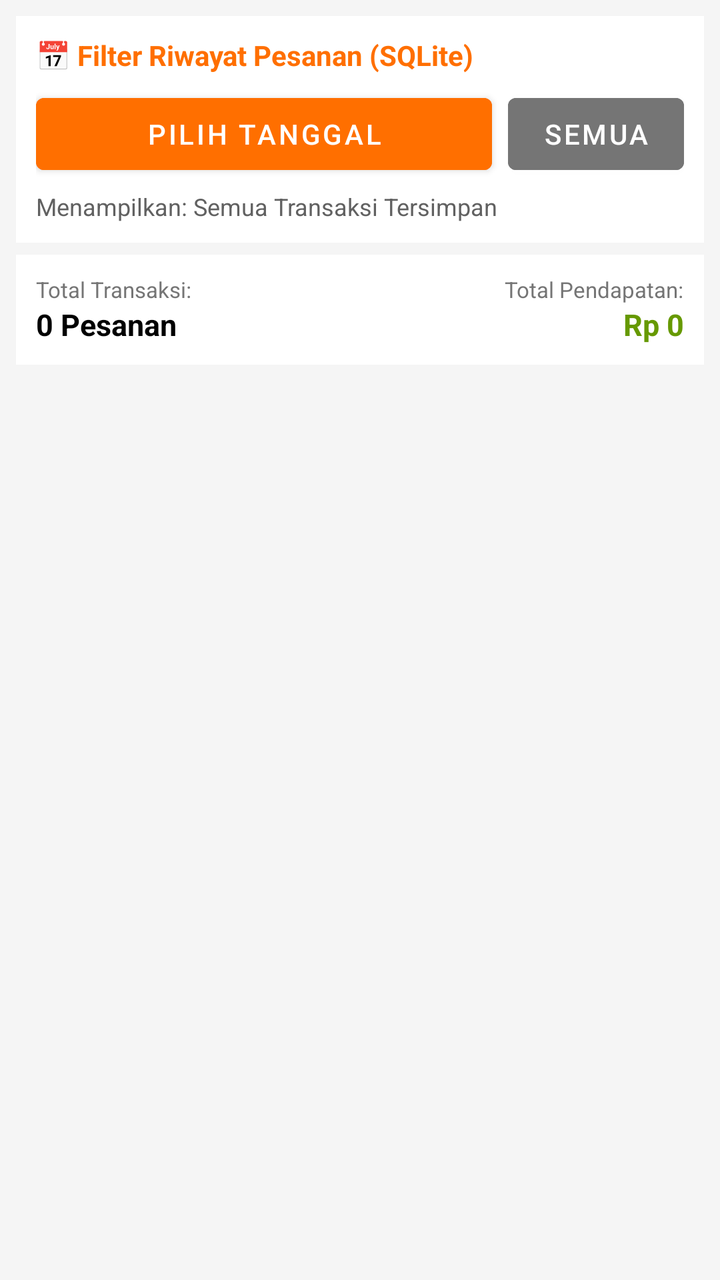
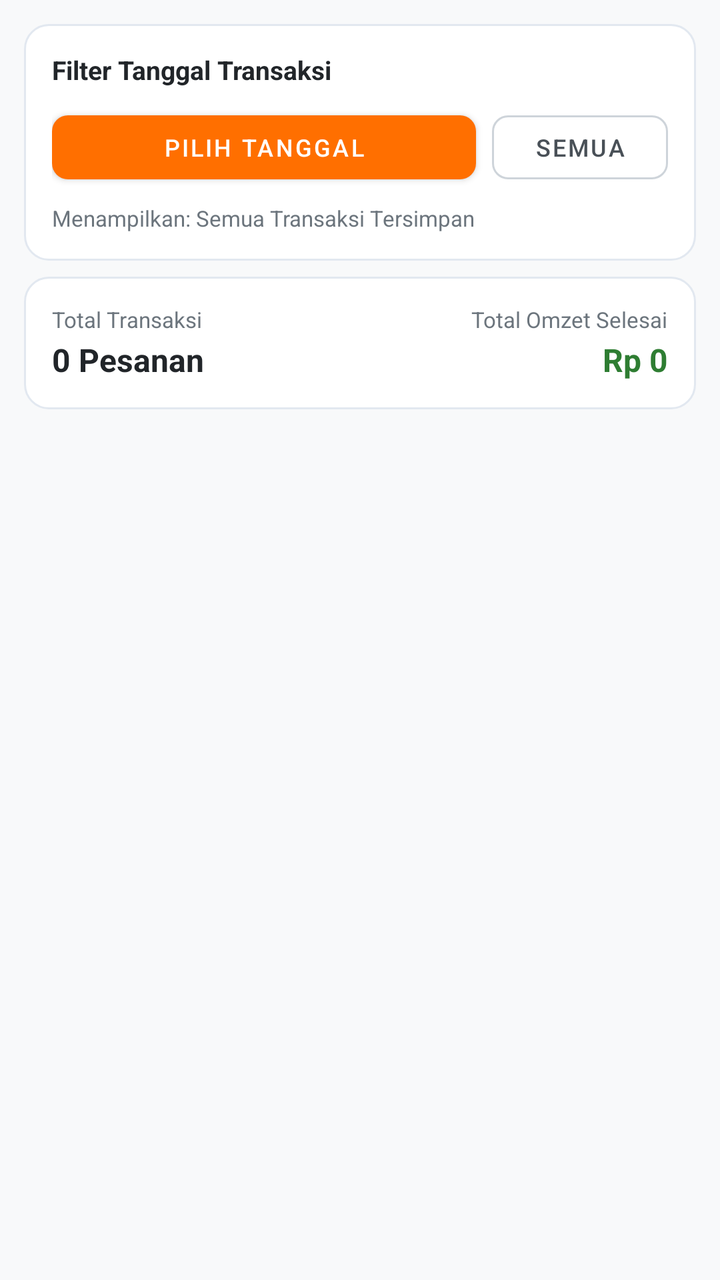

Before-and-after screenshots of an Android layout around one commit, followed by the original layout XML and the change that was made.
<!-- AndroidManifest.xml: application theme Theme.Material3.Light -->
<!-- res/layout/fragment_riwayat.xml -->
<?xml version="1.0" encoding="utf-8"?>
<LinearLayout xmlns:android="http://schemas.android.com/apk/res/android"
    android:layout_width="match_parent"
    android:layout_height="match_parent"
    android:orientation="vertical"
    android:background="@color/background"
    android:padding="8dp">

    
    <LinearLayout
        android:layout_width="match_parent"
        android:layout_height="wrap_content"
        android:orientation="vertical"
        android:background="@color/surface"
        android:padding="10dp">

        <TextView
            android:layout_width="wrap_content"
            android:layout_height="wrap_content"
            android:text="📅 Filter Riwayat Pesanan (SQLite)"
            android:textStyle="bold"
            android:textColor="@color/primary"
            android:textSize="14sp" />

        <LinearLayout
            android:layout_width="match_parent"
            android:layout_height="wrap_content"
            android:orientation="horizontal"
            android:layout_marginTop="6dp">

            <Button
                android:id="@+id/btnPilihTanggal"
                android:layout_width="0dp"
                android:layout_height="wrap_content"
                android:layout_weight="1"
                android:text="Pilih Tanggal"
                android:backgroundTint="@color/primary" />

            <Button
                android:id="@+id/btnResetTanggal"
                android:layout_width="wrap_content"
                android:layout_height="wrap_content"
                android:layout_marginStart="8dp"
                android:text="Semua"
                android:backgroundTint="#757575" />
        </LinearLayout>

        <TextView
            android:id="@+id/txFilterInfo"
            android:layout_width="wrap_content"
            android:layout_height="wrap_content"
            android:text="Menampilkan: Semua Transaksi Tersimpan"
            android:textSize="12sp"
            android:textColor="#616161"
            android:layout_marginTop="4dp" />
    </LinearLayout>

    
    <LinearLayout
        android:layout_width="match_parent"
        android:layout_height="wrap_content"
        android:orientation="horizontal"
        android:background="@color/surface"
        android:padding="10dp"
        android:layout_marginTop="6dp">

        <LinearLayout
            android:layout_width="0dp"
            android:layout_height="wrap_content"
            android:layout_weight="1"
            android:orientation="vertical">

            <TextView
                android:layout_width="wrap_content"
                android:layout_height="wrap_content"
                android:text="Total Transaksi:"
                android:textSize="11sp"
                android:textColor="#757575" />

            <TextView
                android:id="@+id/txCountRiwayat"
                android:layout_width="wrap_content"
                android:layout_height="wrap_content"
                android:text="0 Pesanan"
                android:textStyle="bold"
                android:textSize="15sp"
                android:textColor="@color/black" />
        </LinearLayout>

        <LinearLayout
            android:layout_width="0dp"
            android:layout_height="wrap_content"
            android:layout_weight="1"
            android:orientation="vertical"
            android:gravity="end">

            <TextView
                android:layout_width="wrap_content"
                android:layout_height="wrap_content"
                android:text="Total Pendapatan:"
                android:textSize="11sp"
                android:textColor="#757575" />

            <TextView
                android:id="@+id/txSumRiwayat"
                android:layout_width="wrap_content"
                android:layout_height="wrap_content"
                android:text="Rp 0"
                android:textStyle="bold"
                android:textSize="15sp"
                android:textColor="@android:color/holo_green_dark" />
        </LinearLayout>
    </LinearLayout>

    
    <TextView
        android:id="@+id/txRiwayatKosong"
        android:layout_width="match_parent"
        android:layout_height="wrap_content"
        android:text="Belum ada riwayat transaksi selesai di arsip SQLite.\nPesanan yang selesai di antrean akan otomatis tersimpan disini."
        android:textAlignment="center"
        android:textSize="13sp"
        android:textColor="#9E9E9E"
        android:padding="24dp"
        android:visibility="gone" />

    
    <ListView
        android:id="@+id/lsRiwayat"
        android:layout_width="match_parent"
        android:layout_height="0dp"
        android:layout_weight="1"
        android:layout_marginTop="6dp"
        android:divider="@android:color/transparent"
        android:dividerHeight="0dp" />

</LinearLayout>
<!-- resources referenced by this layout -->
<resources>
  <color name="background">#F5F5F5</color>
  <color name="black">#000000</color>
  <color name="primary">#FF6F00</color>
  <color name="surface">#FFFFFF</color>
  <style name="Theme.Material3.Light" parent="Theme.MaterialComponents.DayNight.NoActionBar">
          <item name="colorPrimary">@color/primary</item>
          <item name="colorPrimaryVariant">@color/primary_variant</item>
          <item name="colorOnPrimary">@color/on_primary</item>
          <item name="colorSecondary">@color/secondary</item>
          <item name="android:statusBarColor">@color/primary_variant</item>
      </style>
  <color name="primary_variant">#E65100</color>
  <color name="on_primary">#FFFFFF</color>
  <color name="secondary">#FFA000</color>
</resources>

<!-- the commit's change to res/layout/fragment_riwayat.xml (unified diff, before → after) -->
@@ -1,48 +1,58 @@
 <?xml version="1.0" encoding="utf-8"?>
 <LinearLayout xmlns:android="http://schemas.android.com/apk/res/android"
+    xmlns:app="http://schemas.android.com/apk/res-auto"
     android:layout_width="match_parent"
     android:layout_height="match_parent"
     android:orientation="vertical"
-    android:background="@color/background"
-    android:padding="8dp">
+    android:background="#F8F9FA"
+    android:padding="12dp">
 
     
     <LinearLayout
         android:layout_width="match_parent"
         android:layout_height="wrap_content"
         android:orientation="vertical"
-        android:background="@color/surface"
-        android:padding="10dp">
+        android:background="@drawable/bg_card_minimal"
+        android:padding="14dp"
+        android:layout_marginBottom="8dp">
 
         <TextView
             android:layout_width="wrap_content"
             android:layout_height="wrap_content"
-            android:text="📅 Filter Riwayat Pesanan (SQLite)"
+            android:text="Filter Tanggal Transaksi"
             android:textStyle="bold"
-            android:textColor="@color/primary"
-            android:textSize="14sp" />
+            android:textColor="#212529"
+            android:textSize="13sp" />
 
         <LinearLayout
             android:layout_width="match_parent"
             android:layout_height="wrap_content"
             android:orientation="horizontal"
-            android:layout_marginTop="6dp">
+            android:layout_marginTop="8dp">
 
-            <Button
+            <com.google.android.material.button.MaterialButton
                 android:id="@+id/btnPilihTanggal"
                 android:layout_width="0dp"
-                android:layout_height="wrap_content"
+                android:layout_height="44dp"
                 android:layout_weight="1"
                 android:text="Pilih Tanggal"
-                android:backgroundTint="@color/primary" />
+                android:textSize="12sp"
+                android:textColor="@color/white"
+                app:backgroundTint="@color/primary"
+                app:cornerRadius="8dp" />
 
-            <Button
+            <com.google.android.material.button.MaterialButton
                 android:id="@+id/btnResetTanggal"
                 android:layout_width="wrap_content"
-                android:layout_height="wrap_content"
+                android:layout_height="44dp"
                 android:layout_marginStart="8dp"
                 android:text="Semua"
-                android:backgroundTint="#757575" />
+                android:textSize="12sp"
+                android:textColor="#495057"
+                style="@style/Widget.MaterialComponents.Button.OutlinedButton"
+                app:strokeColor="#CED4DA"
+                app:strokeWidth="1dp"
+                app:cornerRadius="8dp" />
         </LinearLayout>
 
         <TextView
@@ -50,9 +60,9 @@
             android:layout_width="wrap_content"
             android:layout_height="wrap_content"
             android:text="Menampilkan: Semua Transaksi Tersimpan"
-            android:textSize="12sp"
-            android:textColor="#616161"
-            android:layout_marginTop="4dp" />
+            android:textSize="11sp"
+            android:textColor="#6C757D"
+            android:layout_marginTop="6dp" />
     </LinearLayout>
 
     
@@ -60,9 +70,9 @@
         android:layout_width="match_parent"
         android:layout_height="wrap_content"
         android:orientation="horizontal"
-        android:background="@color/surface"
-        android:padding="10dp"
-        android:layout_marginTop="6dp">
+        android:background="@drawable/bg_card_minimal"
+        android:padding="14dp"
+        android:layout_marginBottom="8dp">
 
         <LinearLayout
             android:layout_width="0dp"
@@ -73,9 +83,9 @@
             <TextView
                 android:layout_width="wrap_content"
                 android:layout_height="wrap_content"
-                android:text="Total Transaksi:"
+                android:text="Total Transaksi"
                 android:textSize="11sp"
-                android:textColor="#757575" />
+                android:textColor="#6C757D" />
 
             <TextView
                 android:id="@+id/txCountRiwayat"
@@ -83,8 +93,9 @@
                 android:layout_height="wrap_content"
                 android:text="0 Pesanan"
                 android:textStyle="bold"
-                android:textSize="15sp"
-                android:textColor="@color/black" />
+                android:textSize="16sp"
+                android:textColor="#212529"
+                android:layout_marginTop="2dp" />
         </LinearLayout>
 
         <LinearLayout
@@ -97,9 +108,9 @@
             <TextView
                 android:layout_width="wrap_content"
                 android:layout_height="wrap_content"
-                android:text="Total Pendapatan:"
+                android:text="Total Omzet Selesai"
                 android:textSize="11sp"
-                android:textColor="#757575" />
+                android:textColor="#6C757D" />
 
             <TextView
                 android:id="@+id/txSumRiwayat"
@@ -107,8 +118,9 @@
                 android:layout_height="wrap_content"
                 android:text="Rp 0"
                 android:textStyle="bold"
-                android:textSize="15sp"
-                android:textColor="@android:color/holo_green_dark" />
+                android:textSize="16sp"
+                android:textColor="#2E7D32"
+                android:layout_marginTop="2dp" />
         </LinearLayout>
     </LinearLayout>
 
@@ -117,11 +129,11 @@
         android:id="@+id/txRiwayatKosong"
         android:layout_width="match_parent"
         android:layout_height="wrap_content"
-        android:text="Belum ada riwayat transaksi selesai di arsip SQLite.\nPesanan yang selesai di antrean akan otomatis tersimpan disini."
+        android:text="Belum ada riwayat transaksi selesai di arsip SQLite.\nPesanan yang diselesaikan di dapur akan tersimpan otomatis di sini."
         android:textAlignment="center"
         android:textSize="13sp"
-        android:textColor="#9E9E9E"
-        android:padding="24dp"
+        android:textColor="#6C757D"
+        android:padding="32dp"
         android:visibility="gone" />
 
     
@@ -130,8 +142,7 @@
         android:layout_width="match_parent"
         android:layout_height="0dp"
         android:layout_weight="1"
-        android:layout_marginTop="6dp"
         android:divider="@android:color/transparent"
-        android:dividerHeight="0dp" />
+        android:dividerHeight="8dp" />
 
 </LinearLayout>
<!-- resource entries referenced after the edit -->
@@ -1,9 +1,17 @@
 <!-- resources referenced by this layout -->
 <resources>
-  <color name="background">#F5F5F5</color>
-  <color name="black">#000000</color>
   <color name="primary">#FF6F00</color>
-  <color name="surface">#FFFFFF</color>
+  <color name="white">#FFFFFF</color>
+  <!-- drawable bg_card_minimal (drawable) -->
+  <?xml version="1.0" encoding="utf-8"?>
+  <shape xmlns:android="http://schemas.android.com/apk/res/android"
+      android:shape="rectangle">
+      <solid android:color="#FFFFFF" />
+      <stroke
+          android:width="1dp"
+          android:color="#E2E8F0" />
+      <corners android:radius="12dp" />
+  </shape>
   <style name="Theme.Material3.Light" parent="Theme.MaterialComponents.DayNight.NoActionBar">
           <item name="colorPrimary">@color/primary</item>
           <item name="colorPrimaryVariant">@color/primary_variant</item>
